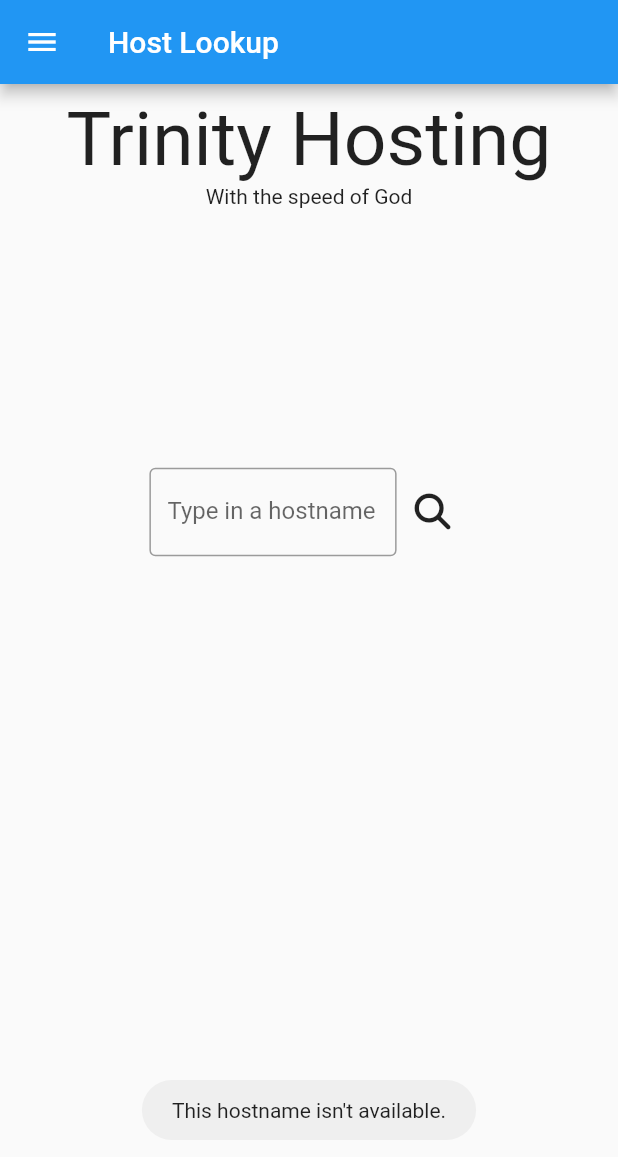
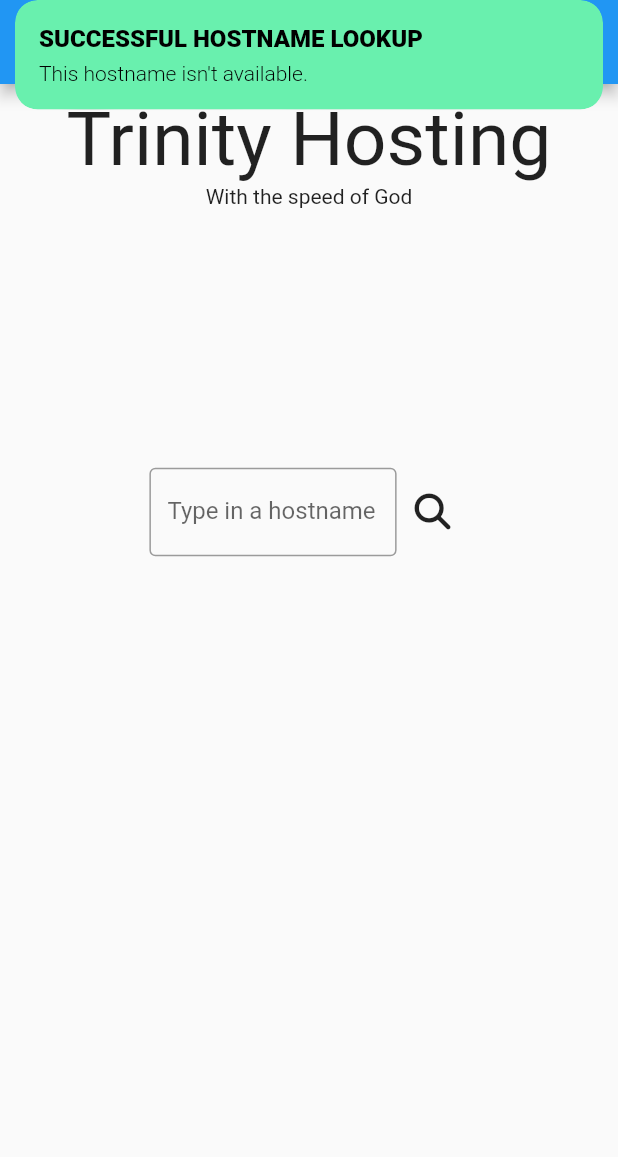
Before and after one commit to medzsikmisi/project_trinity, a Flutter app: the HostLookupPage screen opened by its route, after a tap on an icon or button, on a phone screen of 412 x 824 dp. Shown: the top 1157 px of the screen. Run offline on Flutter 3.47's test engine with Material 2 defaults, Android fonts, the phone set to English and light mode, and no system bars; drawn by our look-alikes of auto_size_text; our stand-ins replace fluttertoast, font_awesome_flutter, get, hive, hive_flutter, rounded_loading_button; missing offline and left inert: fzregex; accounts and stored records are empty; network calls fail.

Commit message:
Updating hostname lookup

```diff
--- a/lib/screens/host_lookup.dart
+++ b/lib/screens/host_lookup.dart
@@ -1,5 +1,4 @@
 import 'package:flutter/material.dart';
-import 'package:fluttertoast/fluttertoast.dart';
 import 'package:font_awesome_flutter/font_awesome_flutter.dart';
 import 'package:get/get.dart';
 import 'package:project_trinity/controllers/lookup_conroller.dart';
@@ -44,9 +43,10 @@ class HostLookupPage extends StatelessWidget {
                       final manager = LookupManager();
                       final result =
                           await manager.lookUp(controller.hostname.value.text);
-                      Fluttertoast.showToast(
-                          msg:
-                              'This hostname is${result ? "" : "n't"} available.');
+                      Get.snackbar('SUCCESSFUL HOSTNAME LOOKUP',
+                          'This hostname is${result ? "" : "n't"} available.',
+                          backgroundColor: Colors.greenAccent,
+                          colorText: Colors.black);
                     },
                     icon: const Icon(FontAwesomeIcons.magnifyingGlass))
               ],
```
